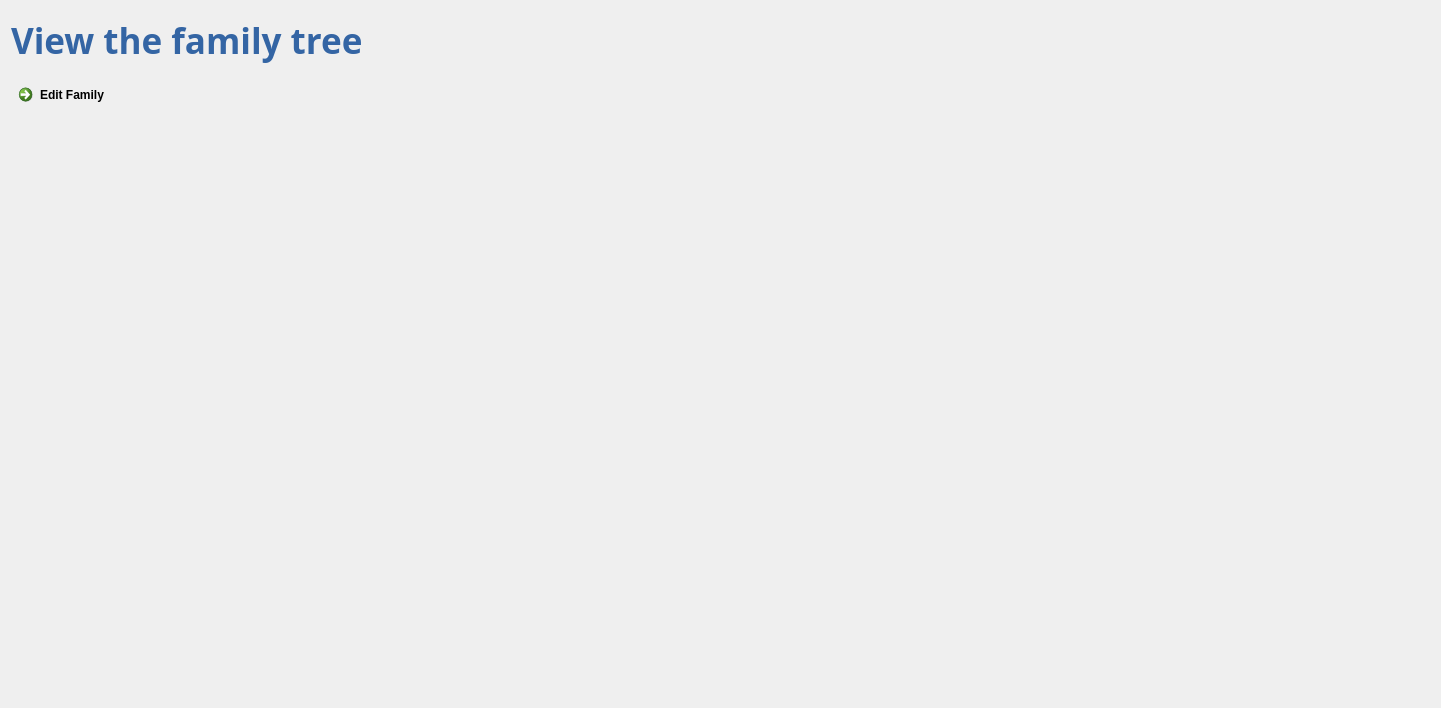
This is FamilyTree/src/gui/viewpage.ui in moumitahmad/Stammbaum as Qt 5 draws it before an edit. The edited form follows.
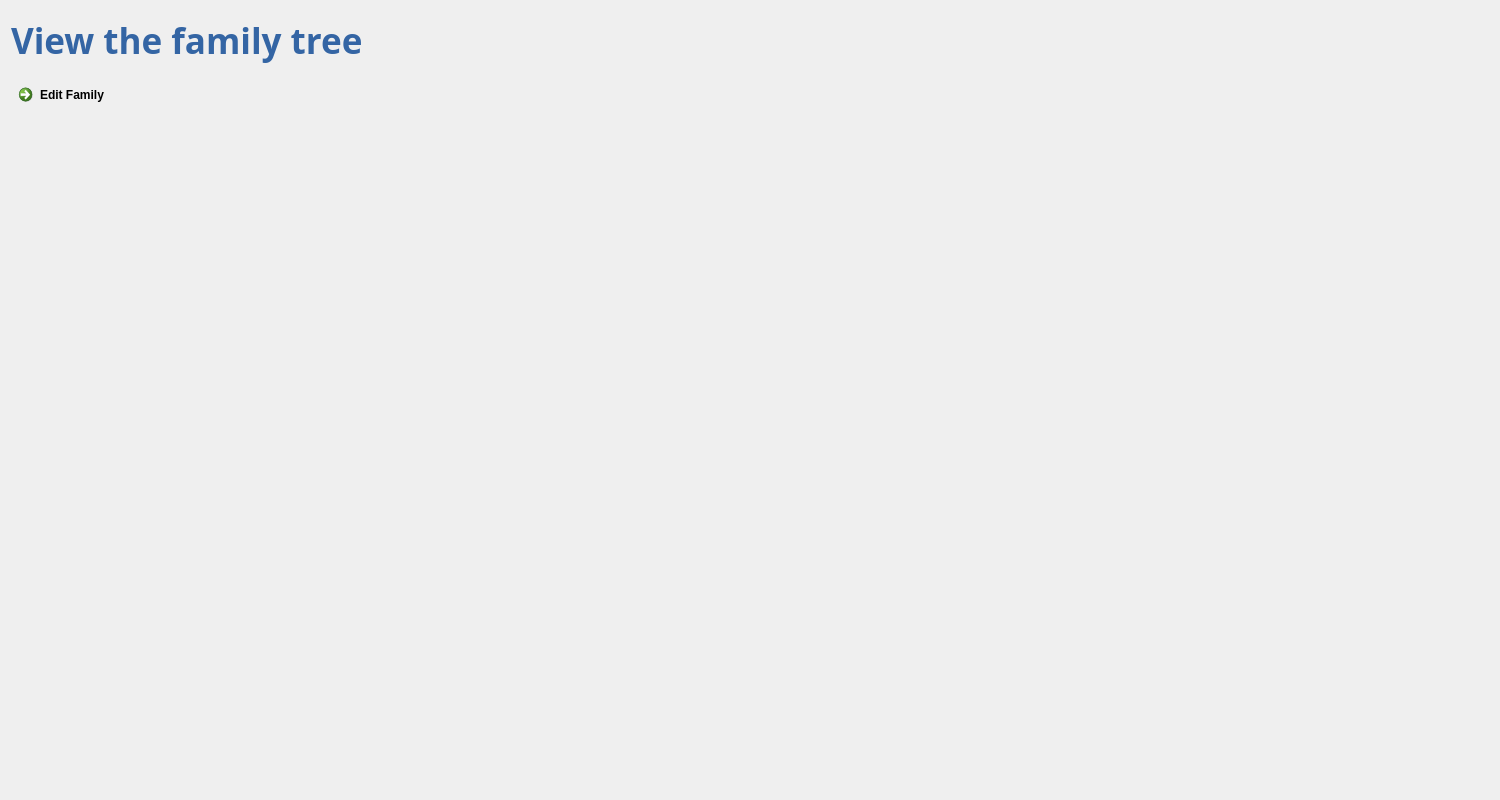
This is the edited form.

```diff
--- a/FamilyTree/src/gui/viewpage.ui
+++ b/FamilyTree/src/gui/viewpage.ui
@@ -6,8 +6,8 @@
    <rect>
     <x>0</x>
     <y>0</y>
-    <width>1441</width>
-    <height>708</height>
+    <width>1500</width>
+    <height>800</height>
    </rect>
   </property>
   <property name="windowTitle">
@@ -47,8 +47,8 @@
       <layout class="QGridLayout" name="adminPanel"/>
      </item>
      <item>
-      <layout class="QGridLayout" name="displayFamilyPanel">
-       <item row="0" column="0">
+      <layout class="QVBoxLayout" name="displayFamilyPanel">
+       <item>
         <widget class="QCommandLinkButton" name="ButtonEditFamily">
          <property name="text">
           <string>Edit Family</string>
```
